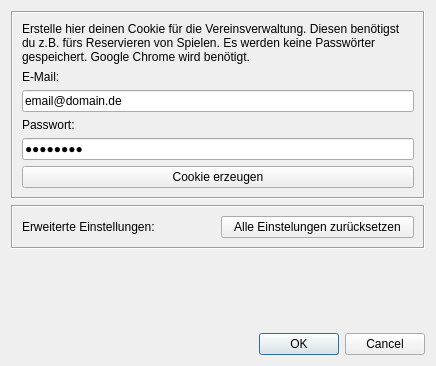
Qt form bin/settings.ui (fupa/FuME) before a commit.
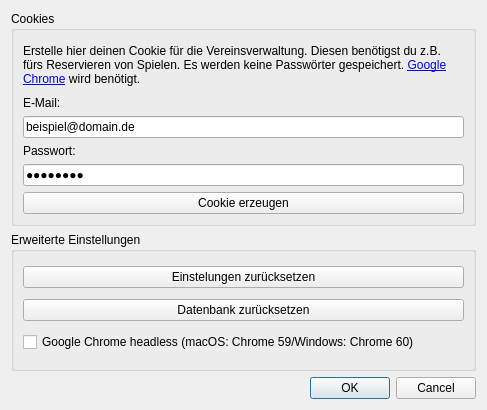
The same form after that commit.

Commit message: new settings available

Diff of the .ui file:
```diff
--- a/bin/settings.ui
+++ b/bin/settings.ui
@@ -6,60 +6,30 @@
    <rect>
     <x>0</x>
     <y>0</y>
-    <width>436</width>
-    <height>366</height>
+    <width>487</width>
+    <height>410</height>
    </rect>
   </property>
   <property name="windowTitle">
    <string>Einstellungen</string>
   </property>
-  <layout class="QGridLayout" name="gridLayout">
-   <item row="2" column="0">
-    <widget class="QFrame" name="frame_2">
-     <property name="frameShape">
-      <enum>QFrame::Box</enum>
-     </property>
-     <property name="frameShadow">
-      <enum>QFrame::Sunken</enum>
-     </property>
-     <layout class="QHBoxLayout" name="horizontalLayout">
-      <item>
-       <widget class="QLabel" name="label_5">
-        <property name="text">
-         <string>Erweiterte Einstellungen:</string>
-        </property>
-       </widget>
-      </item>
-      <item>
-       <widget class="QPushButton" name="pushButton_2">
-        <property name="text">
-         <string>Alle Einstelungen zurücksetzen</string>
-        </property>
-       </widget>
-      </item>
-     </layout>
-    </widget>
-   </item>
-   <item row="4" column="0">
-    <widget class="QDialogButtonBox" name="buttonBox">
-     <property name="standardButtons">
-      <set>QDialogButtonBox::Cancel|QDialogButtonBox::Ok</set>
-     </property>
-    </widget>
-   </item>
-   <item row="0" column="0">
-    <widget class="QFrame" name="frame">
-     <property name="frameShape">
-      <enum>QFrame::Box</enum>
-     </property>
-     <property name="frameShadow">
-      <enum>QFrame::Sunken</enum>
+  <layout class="QVBoxLayout" name="verticalLayout_2">
+   <item>
+    <widget class="QGroupBox" name="groupBox">
+     <property name="title">
+      <string>Cookies</string>
      </property>
      <layout class="QVBoxLayout" name="verticalLayout">
       <item>
        <widget class="QLabel" name="label_3">
+        <property name="minimumSize">
+         <size>
+          <width>0</width>
+          <height>50</height>
+         </size>
+        </property>
         <property name="text">
-         <string>Erstelle hier deinen Cookie für die Vereinsverwaltung. Diesen benötigst du z.B. fürs Reservieren von Spielen. Es werden keine Passwörter gespeichert. Google Chrome wird benötigt.</string>
+         <string>&lt;html&gt;&lt;head/&gt;&lt;body&gt;&lt;p&gt;Erstelle hier deinen Cookie für die Vereinsverwaltung. Diesen benötigst du z.B. fürs Reservieren von Spielen. Es werden keine Passwörter gespeichert. &lt;a href=&quot;https://www.google.com/chrome/browser/desktop/index.html&quot;&gt;&lt;span style=&quot; text-decoration: underline; color:#0000ff;&quot;&gt;Google Chrome&lt;/span&gt;&lt;/a&gt; wird benötigt.&lt;/p&gt;&lt;/body&gt;&lt;/html&gt;</string>
         </property>
         <property name="wordWrap">
          <bool>true</bool>
@@ -76,7 +46,7 @@
       <item>
        <widget class="QLineEdit" name="lineEdit">
         <property name="text">
-         <string>email@domain.de</string>
+         <string>beispiel@domain.de</string>
         </property>
        </widget>
       </item>
@@ -102,23 +72,59 @@
         <property name="text">
          <string>Cookie erzeugen</string>
         </property>
+        <property name="autoDefault">
+         <bool>true</bool>
+        </property>
+        <property name="default">
+         <bool>false</bool>
+        </property>
+        <property name="flat">
+         <bool>false</bool>
+        </property>
        </widget>
       </item>
      </layout>
     </widget>
    </item>
-   <item row="3" column="0">
-    <spacer name="verticalSpacer">
-     <property name="orientation">
-      <enum>Qt::Vertical</enum>
+   <item>
+    <widget class="QGroupBox" name="groupBox_2">
+     <property name="title">
+      <string>Erweiterte Einstellungen</string>
      </property>
-     <property name="sizeHint" stdset="0">
-      <size>
-       <width>20</width>
-       <height>40</height>
-      </size>
+     <layout class="QVBoxLayout" name="verticalLayout_3">
+      <item>
+       <widget class="QPushButton" name="pushButton_2">
+        <property name="text">
+         <string>Einstelungen zurücksetzen</string>
+        </property>
+       </widget>
+      </item>
+      <item>
+       <widget class="QPushButton" name="pushButton_3">
+        <property name="text">
+         <string>Datenbank zurücksetzen</string>
+        </property>
+       </widget>
+      </item>
+      <item>
+       <widget class="QCheckBox" name="checkBox">
+        <property name="toolTip">
+         <string>Browser Fenster verstecken</string>
+        </property>
+        <property name="text">
+         <string>Google Chrome headless (macOS: Chrome 59/Windows: Chrome 60)</string>
+        </property>
+       </widget>
+      </item>
+     </layout>
+    </widget>
+   </item>
+   <item>
+    <widget class="QDialogButtonBox" name="buttonBox">
+     <property name="standardButtons">
+      <set>QDialogButtonBox::Cancel|QDialogButtonBox::Ok</set>
      </property>
-    </spacer>
+    </widget>
    </item>
   </layout>
  </widget>
```
Left out of the diff: 3 changed lines with no effect on the pictures. The commit also changes 6 other files.
